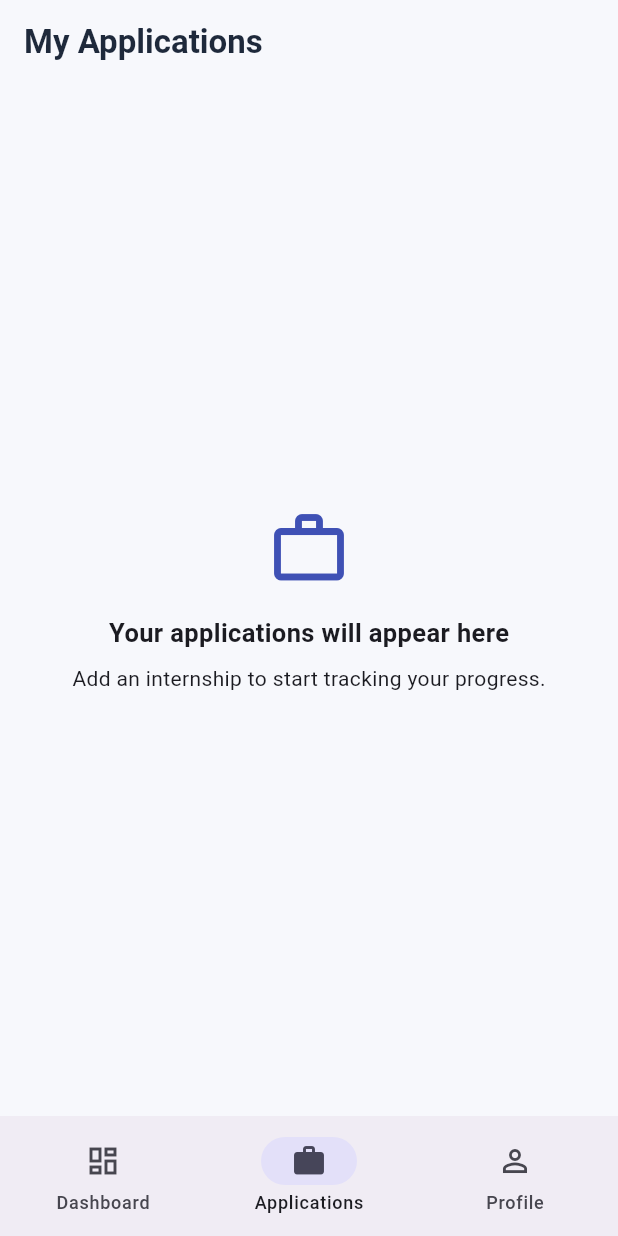
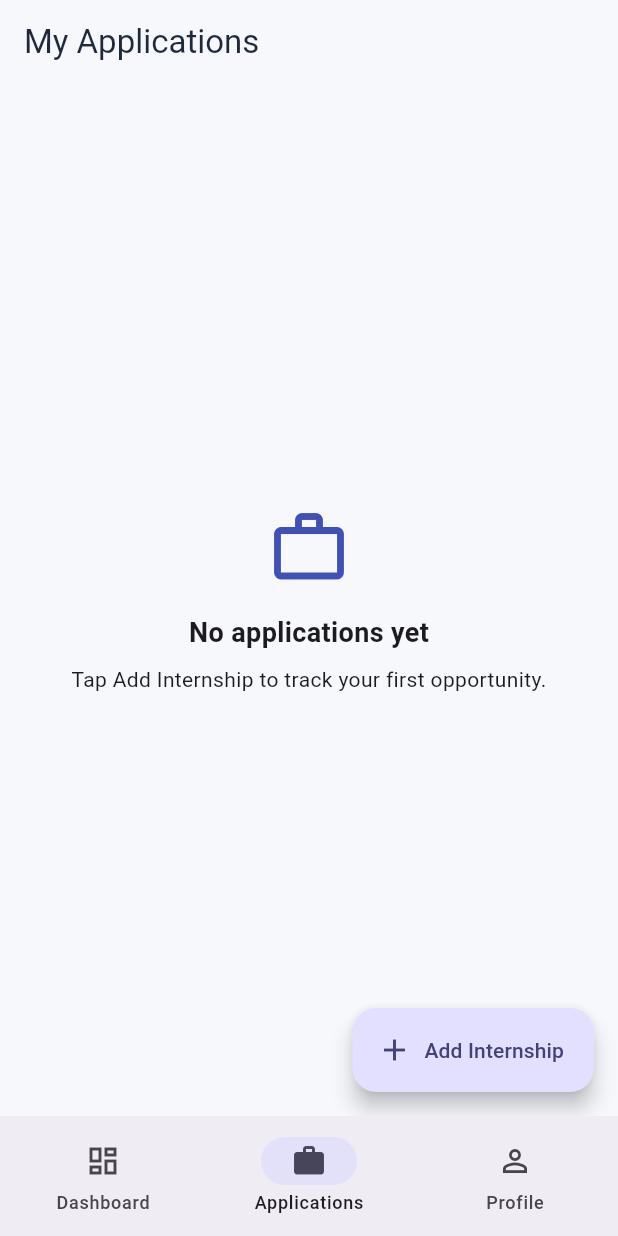
Before and after one commit to thagaramvamshi/internship_tracker, a Flutter app: the screen it shows after launch, item 2 of the bottom bar chosen, on a phone screen of 412 x 824 dp. Run offline on Flutter 3.47's test engine with Material 3 defaults, Android fonts, the phone set to English and light mode, and no system bars.

Commit message:
Add validated internship application form

```diff
--- a/lib/screens/applications_screen.dart
+++ b/lib/screens/applications_screen.dart
@@ -1,32 +1,80 @@
 
 import 'package:flutter/material.dart';
+import 'package:provider/provider.dart';
+
+import '../providers/internship_provider.dart';
+import 'add_internship_screen.dart';
 
 class ApplicationsScreen extends StatelessWidget {
   const ApplicationsScreen({super.key});
 
   @override
   Widget build(BuildContext context) {
+    final provider = context.watch<InternshipProvider>();
+    final applications = provider.internships.reversed.toList();
+
     return Scaffold(
-      appBar: AppBar(
-        title: const Text(
-          'My Applications',
-          style: TextStyle(fontWeight: FontWeight.bold),
+      appBar: AppBar(title: const Text('My Applications')),
+      floatingActionButton: FloatingActionButton.extended(
+        onPressed: () {
+          Navigator.of(context).push(
+            MaterialPageRoute(
+              builder: (_) => const AddInternshipScreen(),
             ),
+          );
+        },
+        icon: const Icon(Icons.add),
+        label: const Text('Add Internship'),
       ),
-      body: const Center(
+      body: applications.isEmpty
+          ? const Center(
+              child: Padding(
+                padding: EdgeInsets.all(24),
                 child: Column(
                   mainAxisSize: MainAxisSize.min,
                   children: [
                     Icon(Icons.work_outline, size: 56, color: Colors.indigo),
                     SizedBox(height: 16),
                     Text(
-              'Your applications will appear here',
-              style: TextStyle(fontSize: 17, fontWeight: FontWeight.w600),
+                      'No applications yet',
+                      style: TextStyle(
+                        fontSize: 18,
+                        fontWeight: FontWeight.bold,
+                      ),
                     ),
                     SizedBox(height: 8),
-            Text('Add an internship to start tracking your progress.'),
+                    Text(
+                      'Tap Add Internship to track your first opportunity.',
+                      textAlign: TextAlign.center,
+                    ),
                   ],
                 ),
+              ),
+            )
+          : ListView.separated(
+              padding: const EdgeInsets.all(16),
+              itemCount: applications.length,
+              separatorBuilder: (_, _) => const SizedBox(height: 10),
+              itemBuilder: (context, index) {
+                final item = applications[index];
+
+                return Card(
+                  child: ListTile(
+                    leading: const CircleAvatar(
+                      child: Icon(Icons.business_outlined),
+                    ),
+                    title: Text(
+                      item.company,
+                      style: const TextStyle(fontWeight: FontWeight.bold),
+                    ),
+                    subtitle: Text('${item.role}\n${item.location}'),
+                    isThreeLine: true,
+                    trailing: Chip(
+                      label: Text(item.status.name),
+                    ),
+                  ),
+                );
+              },
             ),
     );
   }
```
Also changed, not shown: lib/screens/add_internship_screen.dart (+220 -0 lines). Lines whose indentation alone changed are shown as unchanged.
